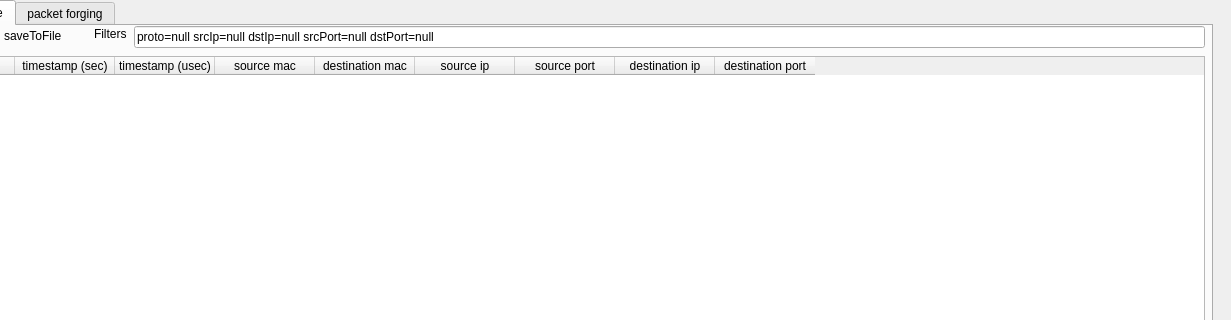
The window that NETSEC-1/mainwindow.ui (solimy/NETSEC-1) describes before a commit, drawn with Qt 5; both pictures show x 88 to 1319 and y 0 to 320 of the 1319 by 668 pixel window.
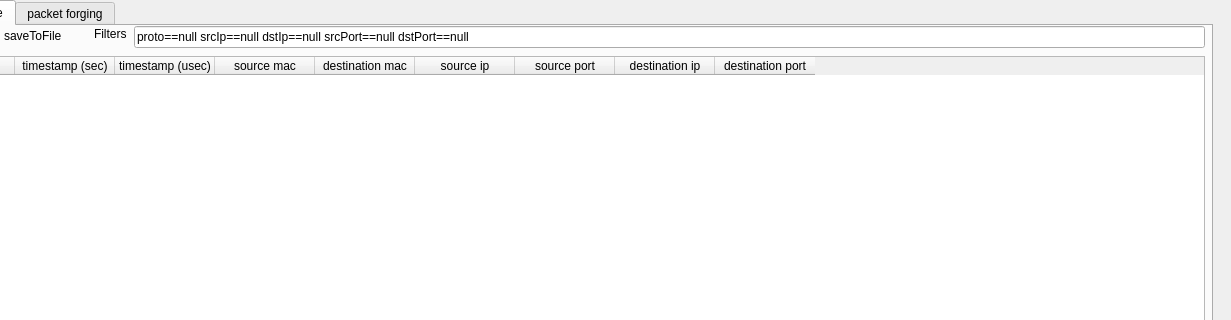
The same window after the commit.

```diff
--- a/NETSEC-1/mainwindow.ui
+++ b/NETSEC-1/mainwindow.ui
@@ -56,7 +56,7 @@
        </rect>
       </property>
       <property name="text">
-       <string>proto=null srcIp=null dstIp=null srcPort=null dstPort=null</string>
+       <string>proto==null srcIp==null dstIp==null srcPort==null dstPort==null</string>
       </property>
      </widget>
      <widget class="QLabel" name="label">
```
